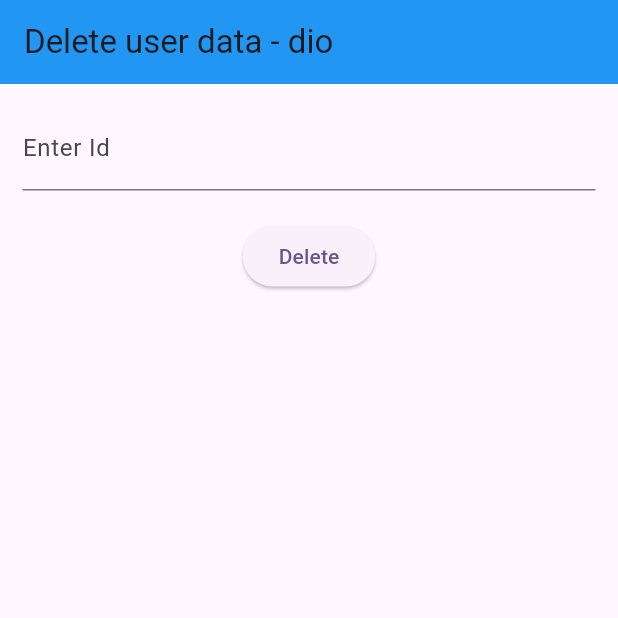
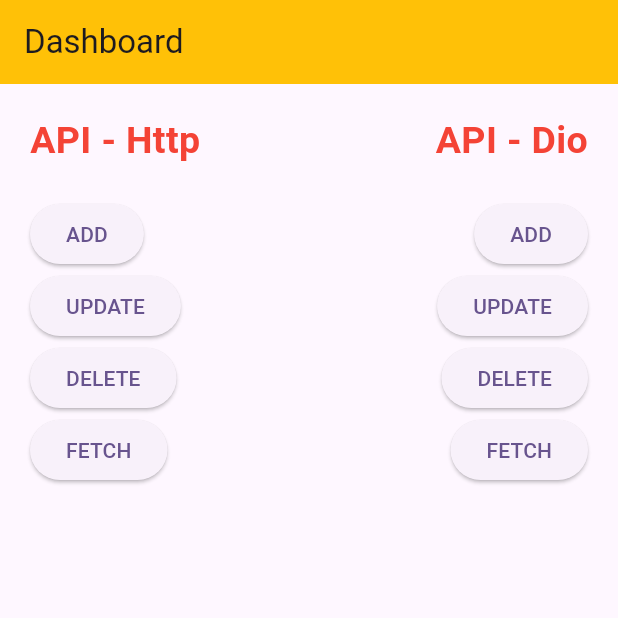
Before and after one commit to koptodev012/API-Handling-Project-http-dio-, a Flutter app: the screen it shows after launch, on a phone screen of 412 x 824 dp, the top half of it. Run offline on Flutter 3.47's test engine with Material 3 defaults, Android fonts, the phone set to English and light mode, and no system bars; our stand-ins replace dio.

Commit message:
add dashboard page

```diff
--- /dev/null
+++ b/lib/dashboard.dart
@@ -0,0 +1,125 @@
+import 'package:api_integration_flutter/view/using%20dio/addData_dio_screen.dart';
+import 'package:api_integration_flutter/view/using%20dio/deleteData_dio_screen.dart';
+import 'package:api_integration_flutter/view/using%20dio/fetchingData_dio_screen.dart';
+import 'package:api_integration_flutter/view/using%20dio/updateData_dio_screen.dart';
+import 'package:api_integration_flutter/view/using%20htttp/addData_http_screen.dart';
+import 'package:api_integration_flutter/view/using%20htttp/deleteData_http_screen.dart';
+import 'package:api_integration_flutter/view/using%20htttp/fetchingData_http_screen.dart';
+import 'package:api_integration_flutter/view/using%20htttp/updateData_http_screen.dart';
+import 'package:flutter/material.dart';
+import 'package:flutter/widgets.dart';
+
+class Dashboard extends StatefulWidget {
+  const Dashboard({super.key});
+
+  @override
+  State<Dashboard> createState() => _DashboardState();
+}
+
+class _DashboardState extends State<Dashboard> {
+  @override
+  Widget build(BuildContext context) {
+    // ----------------------------------
+    void nav(var pagename) {
+      Navigator.push(
+          context, MaterialPageRoute(builder: (context) => pagename));
+    }
+    // ==================================
+
+    return Scaffold(
+      appBar: AppBar(
+        title: Text("Dashboard"),
+        backgroundColor: Colors.amber,
+      ),
+      body: Padding(
+        padding: const EdgeInsets.all(20.0),
+        child: Column(
+          children: [
+            Row(
+              mainAxisAlignment: MainAxisAlignment.spaceBetween,
+              children: [
+                Text(
+                  "API - Http",
+                  style: TextStyle(
+                      fontSize: 25,
+                      fontWeight: FontWeight.bold,
+                      color: Colors.red),
+                ),
+                Text(
+                  "API - Dio",
+                  style: TextStyle(
+                      fontSize: 25,
+                      fontWeight: FontWeight.bold,
+                      color: Colors.red),
+                ),
+              ],
+            ),
+            SizedBox(
+              height: 20,
+            ),
+            Row(
+              mainAxisAlignment: MainAxisAlignment.spaceBetween,
+              children: [
+                ElevatedButton(
+                    onPressed: () {
+                      nav(AddDataHttp());
+                    },
+                    child: Text("ADD")),
+                ElevatedButton(
+                    onPressed: () {
+                      nav(AddDataDio());
+                    },
+                    child: Text("ADD"))
+              ],
+            ),
+            Row(
+              mainAxisAlignment: MainAxisAlignment.spaceBetween,
+              children: [
+                ElevatedButton(
+                    onPressed: () {
+                      nav(UpdateDataHttp());
+                    },
+                    child: Text("UPDATE")),
+                ElevatedButton(
+                    onPressed: () {
+                      nav(UpdateDataDio());
+                    },
+                    child: Text("UPDATE"))
+              ],
+            ),
+            Row(
+              mainAxisAlignment: MainAxisAlignment.spaceBetween,
+              children: [
+                ElevatedButton(
+                    onPressed: () {
+                      nav(DeleteDataHttp());
+                    },
+                    child: Text("DELETE")),
+                ElevatedButton(
+                    onPressed: () {
+                      nav(DeleteDataDio());
+                    },
+                    child: Text("DELETE"))
+              ],
+            ),
+            Row(
+              mainAxisAlignment: MainAxisAlignment.spaceBetween,
+              children: [
+                ElevatedButton(
+                    onPressed: () {
+                      nav(FetchingDataHttp());
+                    },
+                    child: Text("FETCH")),
+                ElevatedButton(
+                    onPressed: () {
+                      nav(FetchingDataDio());
+                    },
+                    child: Text("FETCH"))
+              ],
+            )
+          ],
+        ),
+      ),
+    );
+  }
+}
--- a/lib/main.dart
+++ b/lib/main.dart
@@ -1,4 +1,4 @@
-import 'package:api_integration_flutter/view/using%20dio/deleteData_dio_screen.dart';
+import 'package:api_integration_flutter/dashboard.dart';
 import 'package:flutter/material.dart';
 
 void main() {
@@ -16,7 +16,7 @@ class MyApp extends StatelessWidget {
         colorScheme: ColorScheme.fromSeed(seedColor: Colors.deepPurple),
         useMaterial3: true,
       ),
-      home: const DeleteDataDio(),
+      home: const Dashboard(),
     );
   }
 }
```
